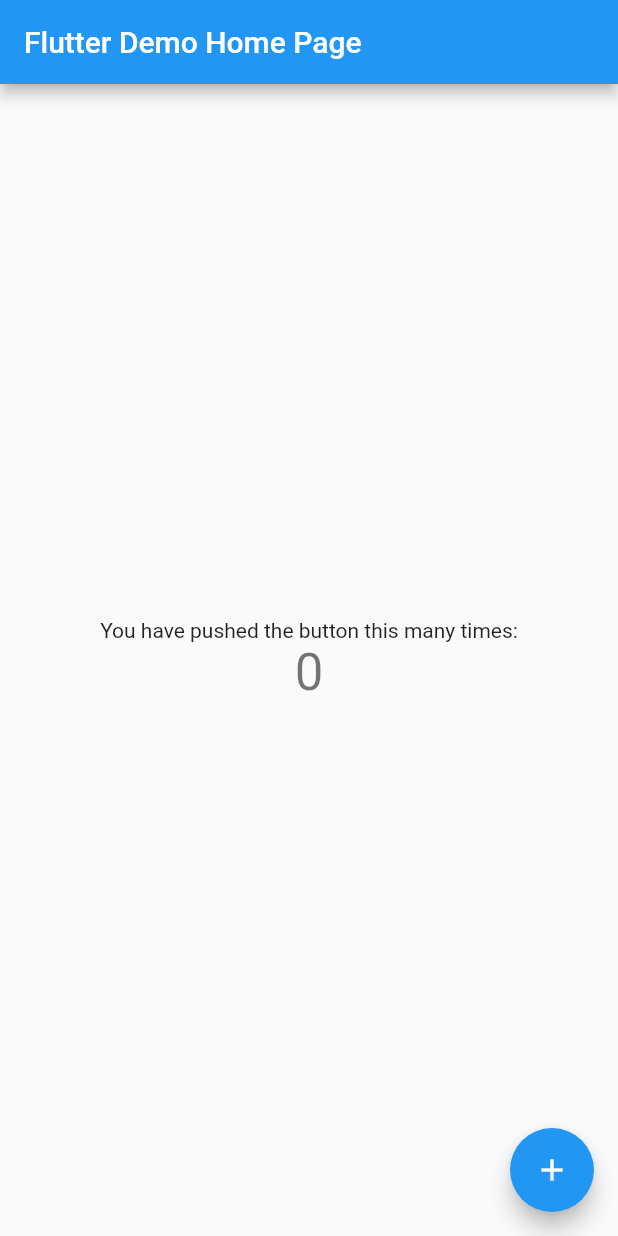
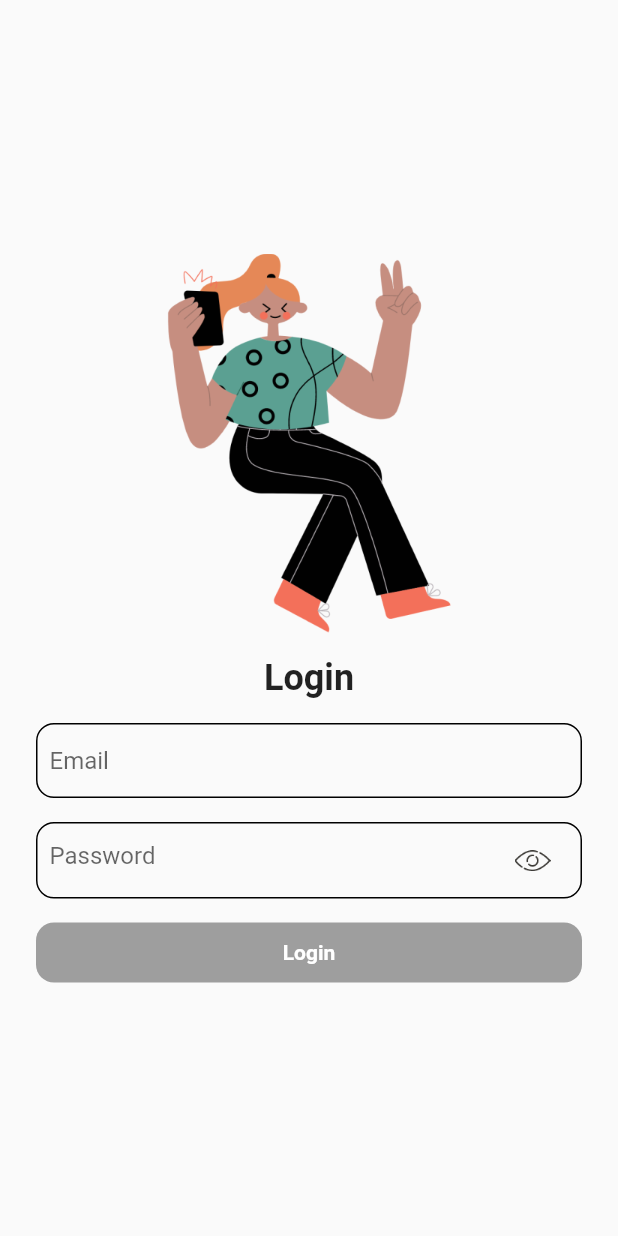
Before and after one commit to Nachi-on-git/flutter_mavericks, a Flutter app: the screen it shows after launch, on a phone screen of 412 x 824 dp. Run offline on Flutter 3.47's test engine with Material 2 defaults, Android fonts, the phone set to English and light mode, and no system bars; our stand-ins replace flutter_dotenv, shared_preferences.

Commit message:
login screen integrated

```diff
--- /dev/null
+++ b/flutter_mavericks/lib/config/url_management.dart
@@ -0,0 +1 @@
+const String loginUrl = "/hrms/login";
--- /dev/null
+++ b/flutter_mavericks/lib/design_system/color_system.dart
@@ -0,0 +1,6 @@
+import 'package:flutter/material.dart';
+
+class ColorSystem {
+  static const Color primaryColor = Color(0xFF413970);
+  static const Color white = Color(0xffffffff);
+}
--- a/flutter_mavericks/lib/main.dart
+++ b/flutter_mavericks/lib/main.dart
@@ -1,6 +1,6 @@
 import 'package:flutter/material.dart';
 import 'package:flutter_dotenv/flutter_dotenv.dart';
-
+import 'package:flutter_mavericks/screens/login_screen.dart';
 import 'config/environment.dart';
 
 void main() async{
@@ -18,104 +18,11 @@
   Widget build(BuildContext context) {
     return MaterialApp(
       title: 'Flutter Demo',
+      debugShowCheckedModeBanner: false,
       theme: ThemeData(
-        // This is the theme of your application.
-        //
-        // Try running your application with "flutter run". You'll see the
-        // application has a blue toolbar. Then, without quitting the app, try
-        // changing the primarySwatch below to Colors.green and then invoke
-        // "hot reload" (press "r" in the console where you ran "flutter run",
-        // or simply save your changes to "hot reload" in a Flutter IDE).
-        // Notice that the counter didn't reset back to zero; the application
-        // is not restarted.
         primarySwatch: Colors.blue,
       ),
-      home: const MyHomePage(title: 'Flutter Demo Home Page'),
+      home: const LoginScreen(),
     );
   }
 }
-
-class MyHomePage extends StatefulWidget {
-  const MyHomePage({super.key, required this.title});
-
-  // This widget is the home page of your application. It is stateful, meaning
-  // that it has a State object (defined below) that contains fields that affect
-  // how it looks.
-
-  // This class is the configuration for the state. It holds the values (in this
-  // case the title) provided by the parent (in this case the App widget) and
-  // used by the build method of the State. Fields in a Widget subclass are
-  // always marked "final".
-
-  final String title;
-
-  @override
-  State<MyHomePage> createState() => _MyHomePageState();
-}
-
-class _MyHomePageState extends State<MyHomePage> {
-  int _counter = 0;
-
-  void _incrementCounter() {
-    setState(() {
-      // This call to setState tells the Flutter framework that something has
-      // changed in this State, which causes it to rerun the build method below
-      // so that the display can reflect the updated values. If we changed
-      // _counter without calling setState(), then the build method would not be
-      // called again, and so nothing would appear to happen.
-      _counter++;
-    });
-  }
-
-  @override
-  Widget build(BuildContext context) {
-    // This method is rerun every time setState is called, for instance as done
-    // by the _incrementCounter method above.
-    //
-    // The Flutter framework has been optimized to make rerunning build methods
-    // fast, so that you can just rebuild anything that needs updating rather
-    // than having to individually change instances of widgets.
-    return Scaffold(
-      appBar: AppBar(
-        // Here we take the value from the MyHomePage object that was created by
-        // the App.build method, and use it to set our appbar title.
-        title: Text(widget.title),
-      ),
-      body: Center(
-        // Center is a layout widget. It takes a single child and positions it
-        // in the middle of the parent.
-        child: Column(
-          // Column is also a layout widget. It takes a list of children and
-          // arranges them vertically. By default, it sizes itself to fit its
-          // children horizontally, and tries to be as tall as its parent.
-          //
-          // Invoke "debug painting" (press "p" in the console, choose the
-          // "Toggle Debug Paint" action from the Flutter Inspector in Android
-          // Studio, or the "Toggle Debug Paint" command in Visual Studio Code)
-          // to see the wireframe for each widget.
-          //
-          // Column has various properties to control how it sizes itself and
-          // how it positions its children. Here we use mainAxisAlignment to
-          // center the children vertically; the main axis here is the vertical
-          // axis because Columns are vertical (the cross axis would be
-          // horizontal).
-          mainAxisAlignment: MainAxisAlignment.center,
-          children: <Widget>[
-            const Text(
-              'You have pushed the button this many times:',
-            ),
-            Text(
-              '$_counter',
-              style: Theme.of(context).textTheme.headlineMedium,
-            ),
-          ],
-        ),
-      ),
-      floatingActionButton: FloatingActionButton(
-        onPressed: _incrementCounter,
-        tooltip: 'Increment',
-        child: const Icon(Icons.add),
-      ), // This trailing comma makes auto-formatting nicer for build methods.
-    );
-  }
-}
--- /dev/null
+++ b/flutter_mavericks/lib/screens/login_screen.dart
@@ -0,0 +1,178 @@
+import 'package:flutter/material.dart';
+import 'package:flutter_mavericks/design_system/color_system.dart';
+import 'package:flutter_mavericks/design_system/scalesystem.dart';
+import 'package:flutter_mavericks/design_system/sizesystem.dart';
+import 'package:flutter_mavericks/models/http_response.dart';
+
+import '../services/auth_services.dart';
+
+class LoginScreen extends StatefulWidget {
+  const LoginScreen({super.key});
+
+  @override
+  State<LoginScreen> createState() => _LoginScreenState();
+}
+
+class _LoginScreenState extends State<LoginScreen> {
+  TextEditingController loginIdController = TextEditingController();
+  TextEditingController passwordController = TextEditingController();
+  bool _showPassword = false;
+  AuthService authService = AuthService();
+  bool emableLoginButton = false;
+
+  setUserId() {
+    setState(() {});
+    if (passwordController.text.isNotEmpty &&
+        loginIdController.text.isNotEmpty) {
+      emableLoginButton = true;
+    }
+  }
+
+  userLogin() async {
+    var response = await authService.userLogin(
+      loginIdController.text.trim(),
+      passwordController.text.trim(),
+    );
+    print(response);
+  }
+
+  @override
+  Widget build(BuildContext context) {
+    return Scaffold(
+      body: Padding(
+        padding: const EdgeInsets.symmetric(horizontal: SizeSystem.size24),
+        child: Column(
+          crossAxisAlignment: CrossAxisAlignment.center,
+          mainAxisAlignment: MainAxisAlignment.center,
+          children: [
+            Image.asset(
+              'assets/images/login_illustration.png',
+              scale: ScaleSystem.scale2,
+            ),
+            const SizedBox(
+              height: SizeSystem.size16,
+            ),
+            const Text(
+              'Login',
+              style: TextStyle(fontWeight: FontWeight.bold, fontSize: 24),
+            ),
+            const SizedBox(
+              height: SizeSystem.size16,
+            ),
+            //textforfield for email
+            Container(
+              padding: const EdgeInsets.symmetric(horizontal: SizeSystem.size8),
+              decoration: BoxDecoration(
+                  borderRadius: BorderRadius.circular(SizeSystem.size12),
+                  border: Border.all()),
+              child: TextFormField(
+                cursorColor: ColorSystem.primaryColor,
+                keyboardType: TextInputType.emailAddress,
+                autovalidateMode: AutovalidateMode.onUserInteraction,
+                validator: (email) {
+                  if (email!.isEmpty) {
+                    return 'Email is required';
+                  } else {
+                    if (!RegExp(
+                            r"^[a-zA-Z0-9._%+-]+@[a-zA-Z0-9.-]+\.[a-zA-Z]{2,}$")
+                        .hasMatch(email)) {
+                      return 'Enter a valid email.';
+                    }
+                  }
+                  return null;
+                },
+                controller: loginIdController,
+                onChanged: (val) {
+                  setUserId();
+                },
+                decoration: const InputDecoration(
+                  hintText: 'Email',
+                  border: InputBorder.none, // Removes the default border
+                ),
+              ),
+            ),
+            const SizedBox(
+              height: SizeSystem.size16,
+            ),
+            //textforfield for password
+            Container(
+              padding: const EdgeInsets.symmetric(horizontal: SizeSystem.size8),
+              decoration: BoxDecoration(
+                  borderRadius: BorderRadius.circular(SizeSystem.size12),
+                  border: Border.all()),
+              child: TextFormField(
+                onChanged: (value) {
+                  setState(() {
+
+                  });
+                },
+                cursorColor: ColorSystem.primaryColor,
+                autovalidateMode: AutovalidateMode.onUserInteraction,
+                controller: passwordController,
+                validator: (password) {
+                  if (password!.isEmpty) {
+                    return 'Password is required';
+                  }
+                  return null;
+                },
+                obscureText: !_showPassword,
+                decoration: InputDecoration(
+                  suffixIcon: InkWell(
+                      focusColor: Colors.transparent,
+                      splashColor: Colors.transparent,
+                      highlightColor: Colors.transparent,
+                      hoverColor: Colors.transparent,
+                      onTap: () {
+                        setState(() {
+                          _showPassword = !_showPassword;
+                        });
+                      },
+                      child: _showPassword
+                          ? Image.asset(
+                              'assets/images/hide_password.png',
+                              scale: ScaleSystem.scale2,
+                            )
+                          : Image.asset(
+                              'assets/images/password_visible.png',
+                              scale: ScaleSystem.scale2,
+                            )),
+                  hintText: 'Password',
+                  border: InputBorder.none, // Removes the default border
+                ),
+              ),
+            ),
+            const SizedBox(
+              height: SizeSystem.size16,
+            ),
+            InkWell(
+              onTap: () async {
+                if (passwordController.text.isNotEmpty &&
+                    loginIdController.text.isNotEmpty) {
+                  await userLogin();
+                }else{}
+              },
+              child: Container(
+                width: MediaQuery.of(context).size.width,
+                padding: const EdgeInsets.symmetric(
+                  vertical: SizeSystem.size12,
+                ),
+                decoration: BoxDecoration(
+                    borderRadius: BorderRadius.circular(SizeSystem.size12),
+                    color:passwordController.text.isNotEmpty &&
+                    RegExp(
+                            r"^[a-zA-Z0-9._%+-]+@[a-zA-Z0-9.-]+\.[a-zA-Z]{2,}$")
+                        .hasMatch(loginIdController.text)? ColorSystem.primaryColor:Colors.grey),
+                child: const Center(
+                    child: Text(
+                  'Login',
+                  style: TextStyle(
+                      color: ColorSystem.white, fontWeight: FontWeight.bold),
+                )),
+              ),
+            )
+          ],
+        ),
+      ),
+    );
+  }
+}
--- /dev/null
+++ b/flutter_mavericks/lib/services/auth_services.dart
@@ -0,0 +1,22 @@
+import 'package:flutter_mavericks/models/http_response.dart';
+
+import '../config/url_management.dart';
+import 'http_service.dart';
+
+class AuthService {
+  HttpService httpService = HttpService();
+
+  Future userLogin(
+    String email,
+    String password,
+  ) async {
+    Map<String, dynamic>? body = {
+      'email': 'reeva@gmail.com',
+      'password': 'Reeva@123',
+    };
+    return await httpService.doPost(
+      path: loginUrl,
+      body: body,
+    );
+  }
+}
--- a/flutter_mavericks/pubspec.yaml
+++ b/flutter_mavericks/pubspec.yaml
@@ -67,6 +67,7 @@
   assets:
     - .env.production
     - .env.staging
+    - assets/images/
 
   # An image asset can refer to one or more resolution-specific "variants", see
   # https://flutter.dev/assets-and-images/#resolution-aware
```
Also changed, not shown: flutter_mavericks/assets/images/hide_password.png (added), flutter_mavericks/assets/images/login_illustration.png (added), flutter_mavericks/assets/images/password_visible.png (added), 3 other files.
